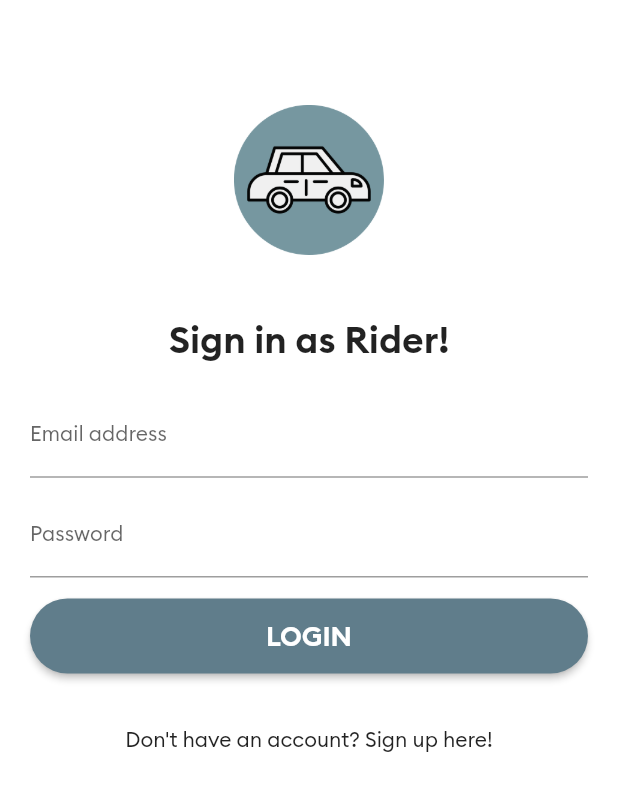
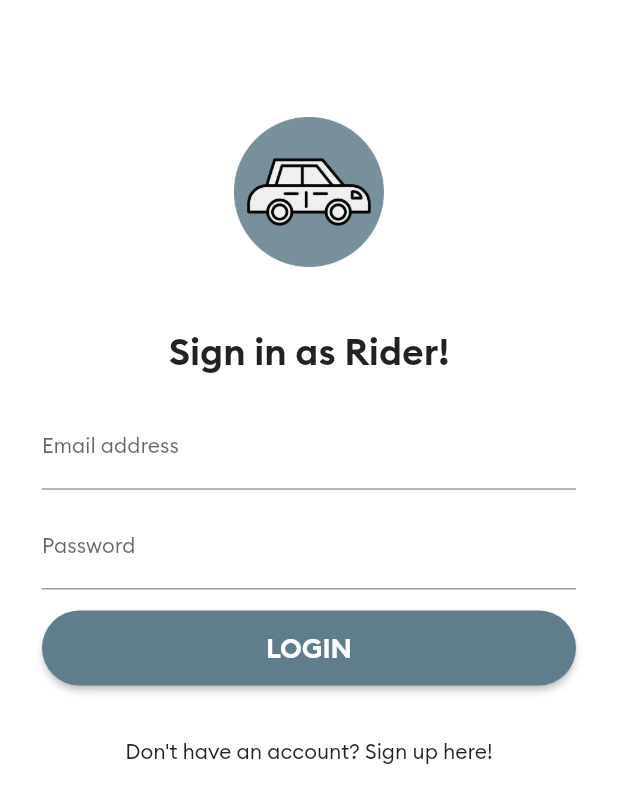
Before and after one commit to mudra16bhandari/cab-rider, a Flutter app: the screen it shows after launch, on a phone screen of 412 x 824 dp. Shown: the top 803 px of the screen. Run offline on Flutter 3.47's test engine with Material 2 defaults, Android fonts, the phone set to English and light mode, and no system bars; our stand-ins replace firebase_core, firebase_database; accounts and stored records are empty.

Commit message:
Colors added and Login page complete

```diff
--- /dev/null
+++ b/lib/brand_colors.dart
@@ -0,0 +1,31 @@
+import 'package:flutter/material.dart';
+
+class BrandColors{
+
+  static const Color colorPrimary = Color(0xFF2B1A64);
+  static const Color colorPrimaryDark = Color(0xFF1c3aa9);
+  static const Color colorAccent = Color(0xFF21ba45);
+  static const Color colorAccent1 = Color(0xFFe3fded);
+
+  static const Color colorBackground = Color(0xFFFBFAFF);
+
+  static const Color colorPink = Color(0xFFE66C75);
+  static const Color colorOrange = Color(0xFFE8913A);
+  static const Color colorBlue = Color(0xFF2254A3);
+  static const Color colorAccentPurple = Color(0xFF4f5cd1);
+
+
+
+  static const Color colorText = Color(0xFF383635);
+  static const Color colorTextLight = Color(0xFF918D8D);
+  static const Color colorTextSemiLight = Color(0xFF737373);
+  static const Color colorTextDark = Color(0xFF292828);
+
+  static const Color colorBlueGray = Colors.blueGrey;
+  static const Color colorLightGray = Color(0xFFe2e2e2);
+  static const Color colorLightGrayFair = Color(0xFFe1e5e8);
+  static const Color colorDimText = Color(0xFFadadad);
+
+
+
+}
--- a/lib/screens/loginpage.dart
+++ b/lib/screens/loginpage.dart
@@ -1,11 +1,17 @@
 import 'package:flutter/material.dart';
+
+import '../brand_colors.dart';
 
 class LoginPage extends StatelessWidget {
   @override
   Widget build(BuildContext context) {
     return Scaffold(
       backgroundColor: Colors.white,
-      body: Column(
+      body: SafeArea(
+        child: SingleChildScrollView(
+          child: Padding(
+            padding: EdgeInsets.all(8.0),
+            child: Column(
               children: [
                 SizedBox(
                   height: 70,
@@ -14,7 +20,7 @@ class LoginPage extends StatelessWidget {
                   alignment: Alignment.center,
                   height: 100.0,
                   width: 100.0,
-            image: AssetImage("images/logo.png"),
+                  image: AssetImage("images/logo1.png"),
                 ),
                 SizedBox(
                   height: 40,
@@ -62,7 +68,7 @@ class LoginPage extends StatelessWidget {
                       ),
                       RaisedButton(
                         onPressed: () {},
-                  color: Colors.blueGrey,
+                        color: BrandColors.colorBlueGray,
                         textColor: Colors.white,
                         shape: new RoundedRectangleBorder(
                             borderRadius: new BorderRadius.circular(25.0)),
@@ -88,6 +94,9 @@ class LoginPage extends StatelessWidget {
                 )
               ],
             ),
+          ),
+        ),
+      ),
     );
   }
 }
```
Also changed, not shown: images/logo1.png (added), 8 other files. Lines whose indentation alone changed are shown as unchanged.
